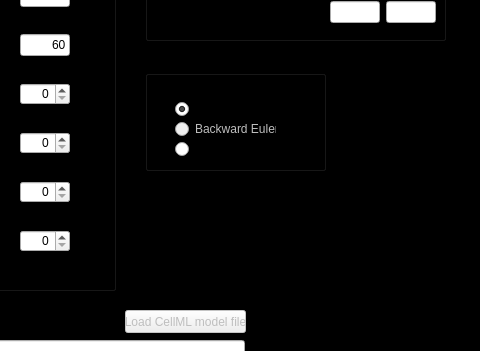
First picture: the form in GUI/ecell_GUI.ui, repository gibbogle/ecell-abm, before the edit; both pictures show x 209 to 689 and y 179 to 530 of the 1294 by 893 pixel window.
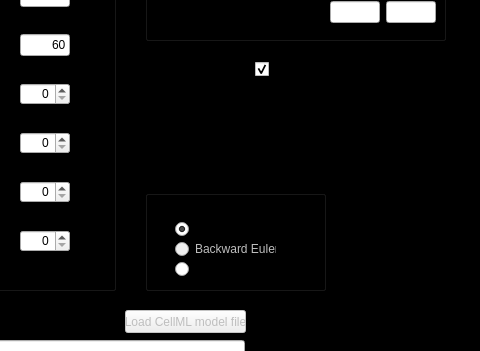
Second picture: the form after the edit. Icons and pictures are not drawn. Custom widgets are drawn as their Qt base class.

Commit message: G: branch 'default' G: changed GUI/ecell_GUI.ui G: changed GUI/params.cpp G: changed src/ecell.f90 G: changed src/ecell_main.f90 G: changed src/ellipsoid.f90 G: changed src/global.f90 G: changed src/solve.f90

Patch:
```diff
--- a/GUI/ecell_GUI.ui
+++ b/GUI/ecell_GUI.ui
@@ -1616,7 +1616,7 @@
             <property name="geometry">
              <rect>
               <x>310</x>
-              <y>190</y>
+              <y>310</y>
               <width>181</width>
               <height>101</height>
              </rect>
@@ -1695,6 +1695,22 @@
              </property>
             </widget>
            </widget>
+           <widget class="QMyCheckBox" name="cbox_GROWTH">
+            <property name="geometry">
+             <rect>
+              <x>420</x>
+              <y>180</y>
+              <width>81</width>
+              <height>18</height>
+             </rect>
+            </property>
+            <property name="text">
+             <string>Cells grow?</string>
+            </property>
+            <property name="checked">
+             <bool>true</bool>
+            </property>
+           </widget>
           </widget>
          </widget>
         </item>
```
The commit also changes 6 other files.
